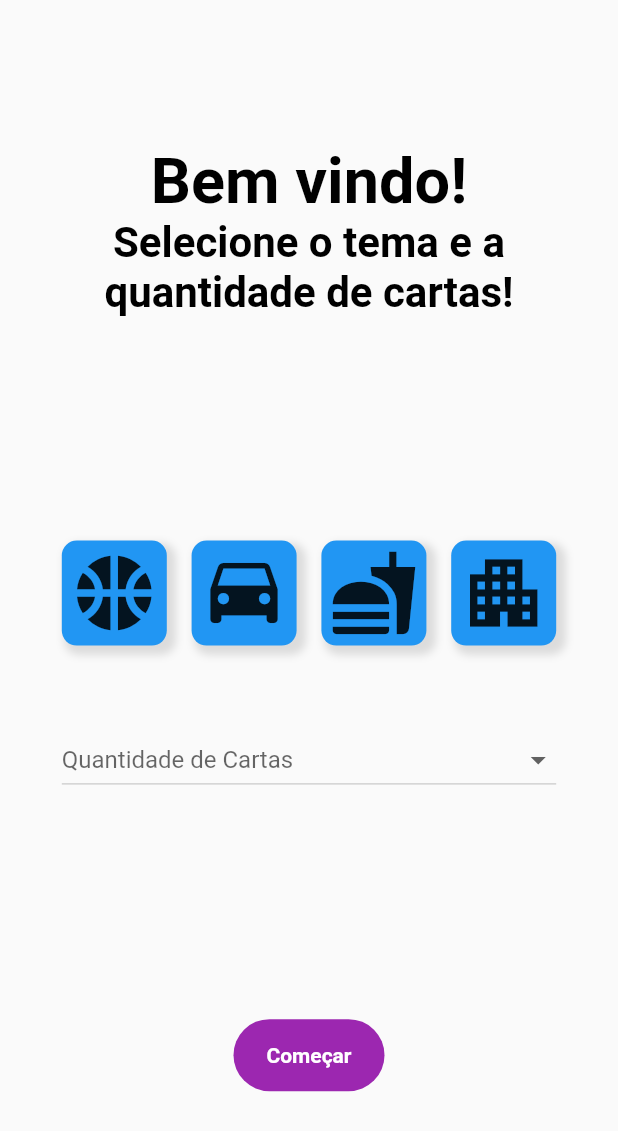
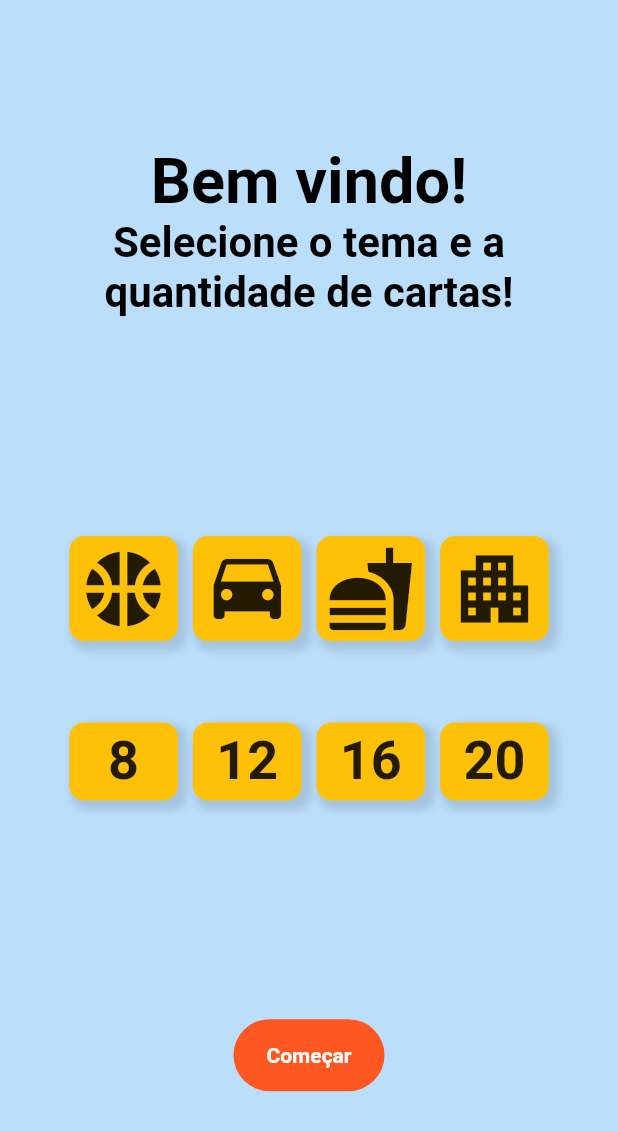
Before and after one commit to MatheusCCarmo/card_memory_game, a Flutter app: the screen it shows after launch, on a phone screen of 412 x 824 dp. Shown: the top 1131 px of the screen. Run offline on Flutter 3.47's test engine with Material 2 defaults, Android fonts, the phone set to English and light mode, and no system bars; our stand-ins replace flutter_mobx, mobx; generated files the repository leaves out were written again.

Commit message:
setting working

```diff
--- a/lib/main.dart
+++ b/lib/main.dart
@@ -19,7 +19,7 @@ class MyApp extends StatelessWidget {
         debugShowCheckedModeBanner: false,
         title: 'Flutter Demo',
         theme: ThemeData(
-          primarySwatch: Colors.purple,
+          primarySwatch: Colors.deepOrange,
           textTheme: TextTheme(
             headline1: TextStyle(
               fontSize: 42,
--- a/lib/pages/start_game_page.dart
+++ b/lib/pages/start_game_page.dart
@@ -13,6 +13,7 @@ class StartGamePage extends StatelessWidget {
 
     return Scaffold(
       body: Container(
+        color: Colors.blue[100],
         width: double.infinity,
         child: Column(
           mainAxisAlignment: MainAxisAlignment.spaceEvenly,
--- a/lib/widgetss/start_game/game_settings_widget.dart
+++ b/lib/widgetss/start_game/game_settings_widget.dart
@@ -29,6 +29,7 @@ class GameSettingsWidget extends StatelessWidget {
                     var cardsIcons = IconsTheme.themes[gameTheme] as CardsIcons;
                     var iconsList = cardsIcons.icons;
                     return SettingsOptionWidget(
+                      themeInfo: gameTheme,
                       content: Icon(
                         iconsList[0],
                         size: 60,
@@ -39,51 +40,25 @@ class GameSettingsWidget extends StatelessWidget {
                     );
                   },
                 ),
-                // [
-                //   SettingsOptionWidget(
-                //     content: Icon(
-                //       Icons.sports,
-                //       size: 60,
-                //     ),
-                //     onTap: () {},
-                //   ),
-                // ],
               ),
-              // DropdownButton(
-              //   isExpanded: true,
-              //   hint: Text('Tema'),
-              //   value: controller.theme,
-              //   onChanged: (value) {
-              //     controller.setTheme(value as GameThemes);
-              //   },
-              //   items: [
-              //     DropdownMenuItem(
-              //       value: GameThemes.sports,
-              //       child: Text('Esportes'),
-              //     ),
-              //     DropdownMenuItem(
-              //       value: GameThemes.transport,
-              //       child: Text('Transporte'),
-              //     ),
-              //   ],
-              // ),
-              DropdownButton(
-                isExpanded: true,
-                hint: Text('Quantidade de Cartas'),
-                value: controller.cardsQuantity,
-                onChanged: (value) {
-                  controller.setCardsQuantity(value as int);
-                },
-                items: [
-                  DropdownMenuItem(
-                    value: 10,
-                    child: Text('10'),
-                  ),
-                  DropdownMenuItem(
-                    value: 20,
-                    child: Text('20'),
-                  ),
-                ],
+              Row(
+                mainAxisAlignment: MainAxisAlignment.spaceBetween,
+                children: List.generate(
+                  4,
+                  (index) {
+                    return SettingsOptionWidget(
+                      quantityInfo: (index + 2) * 4,
+                      content: Text(
+                        '${(index + 2) * 4}',
+                        style: TextStyle(
+                            fontSize: 36, fontWeight: FontWeight.bold),
+                      ),
+                      onTap: () {
+                        controller.setCardsQuantity((index + 2) * 4);
+                      },
+                    );
+                  },
+                ),
               ),
             ],
           ),
--- a/lib/widgetss/start_game/settings_option_widget.dart
+++ b/lib/widgetss/start_game/settings_option_widget.dart
@@ -1,21 +1,44 @@
+import 'package:card_memory_game/controllers/game_controller.dart';
+import 'package:card_memory_game/shared/card_icons.dart';
+import 'package:card_memory_game/shared/game_card_theme.dart';
 import 'package:flutter/material.dart';
+import 'package:flutter_mobx/flutter_mobx.dart';
+import 'package:provider/provider.dart';
 
 class SettingsOptionWidget extends StatelessWidget {
+  GameThemes? themeInfo;
+  int? quantityInfo;
   final content;
   final onTap;
 
-  const SettingsOptionWidget({
+  SettingsOptionWidget({
     Key? key,
+    this.themeInfo,
+    this.quantityInfo,
     required this.content,
     required this.onTap,
   }) : super(key: key);
 
   @override
   Widget build(BuildContext context) {
-    return Container(
+    final controller = Provider.of<GameController>(context);
+
+    return Expanded(
+      child: Observer(
+        builder: (context) {
+          return GestureDetector(
+            onTap: () {
+              onTap();
+            },
+            child: Container(
               padding: EdgeInsets.all(5),
+              margin: EdgeInsets.all(5),
+              alignment: Alignment.center,
               decoration: BoxDecoration(
-        color: false ? Colors.amber : Colors.blue,
+                color: (quantityInfo == controller.cardsQuantity ||
+                        themeInfo == controller.theme)
+                    ? Colors.amber
+                    : Colors.blue,
                 borderRadius: BorderRadius.circular(10),
                 boxShadow: [
                   BoxShadow(
@@ -26,11 +49,10 @@ class SettingsOptionWidget extends StatelessWidget {
                   )
                 ],
               ),
-      child: GestureDetector(
-        onTap: () {
-          onTap();
+              child: content,
+            ),
+          );
         },
-        child: content,
       ),
     );
   }
```
Lines whose indentation alone changed are shown as unchanged.
